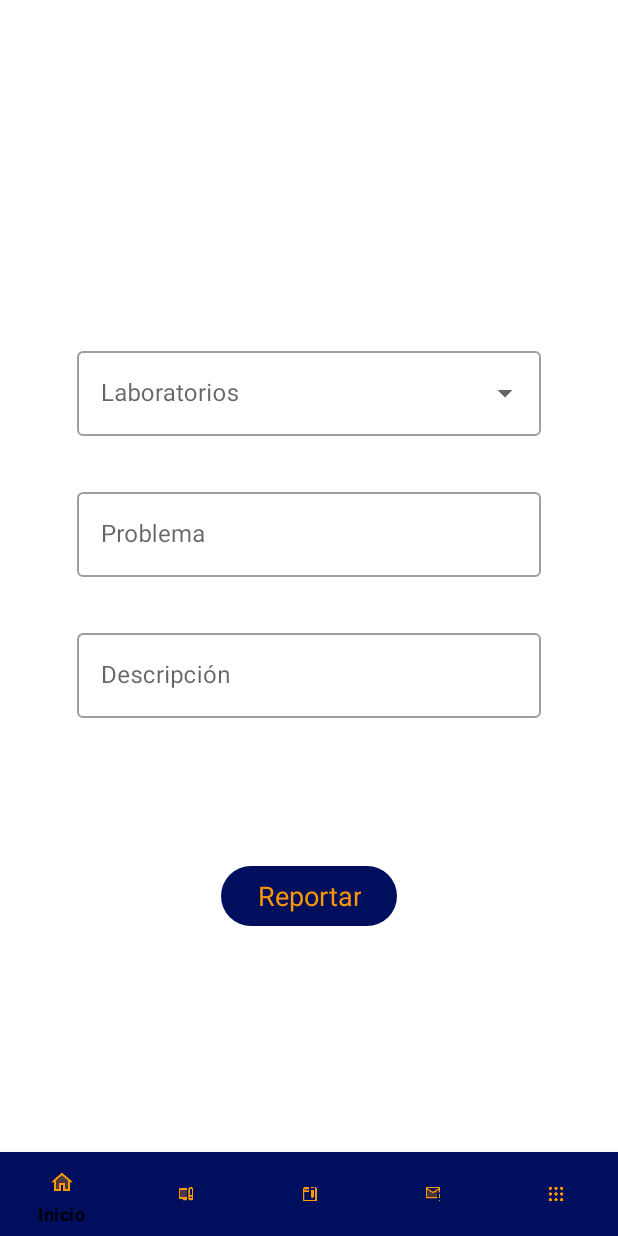
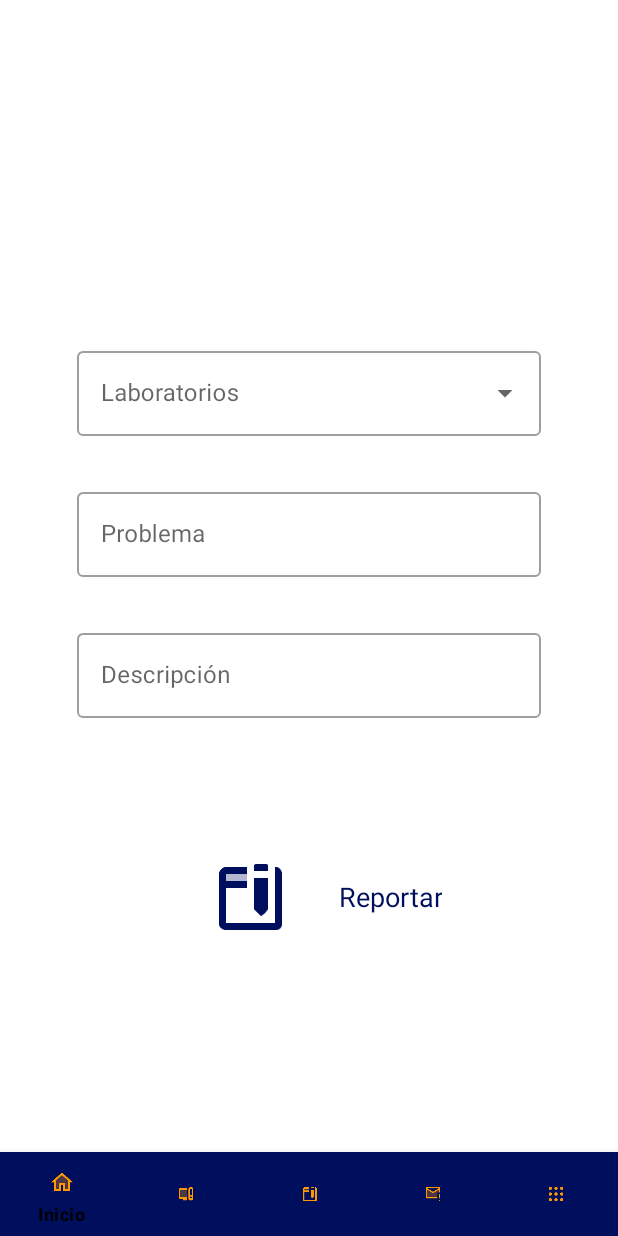
Before and after one commit to G-K4N0/ClienteMovil, an Android app: the fragment FragmentReportes placed in its activity, on a phone screen of 412 x 824 dp. Run offline under Robolectric (Android 15) with nearby library versions, the phone set to English and light mode, and no system bars; our stand-ins replace Volley.

Commit message:
Diseño de vista de reportes

```diff
--- a/app/src/main/res/layout/fragment_reportes.xml
+++ b/app/src/main/res/layout/fragment_reportes.xml
@@ -73,15 +73,16 @@
 
     <Button
         android:id="@+id/btnReportar"
-        style="@style/Widget.Material3.Button"
+        style="@style/Widget.Material3.Button.TextButton.Icon"
         android:layout_width="wrap_content"
-        android:layout_height="wrap_content"
+        android:layout_height="50sp"
         android:layout_marginTop="64dp"
         android:layout_marginBottom="16dp"
         android:gravity="center_horizontal|center_vertical"
         android:text="Reportar"
         android:textAlignment="center"
         android:textSize="18sp"
+        app:icon="@mipmap/ic_reporte_foreground"
         app:layout_constraintBottom_toBottomOf="parent"
         app:layout_constraintEnd_toEndOf="parent"
         app:layout_constraintStart_toStartOf="parent"
```
